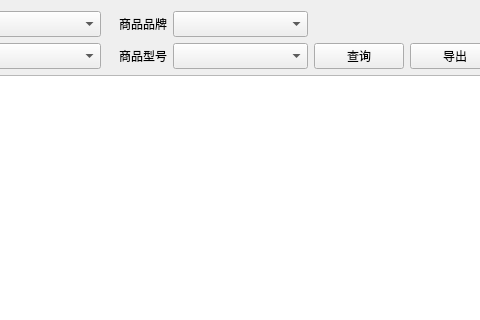
The window that View/stock/ui/ui_stock_search.ui (zgj0607/Py-store) describes before a commit, drawn with Qt 5; both pictures show x 318 to 798 and y 0 to 320 of the 953 by 603 pixel window.
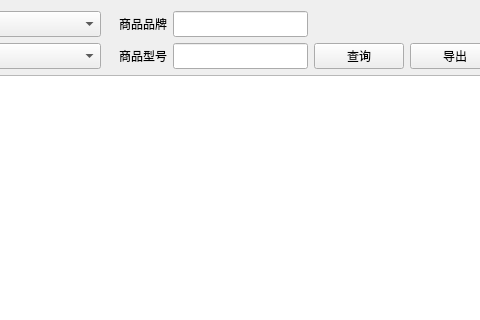
The same window after the commit.

The edit to the form file:
```diff
--- a/View/stock/ui/ui_stock_search.ui
+++ b/View/stock/ui/ui_stock_search.ui
@@ -120,11 +120,11 @@
         </widget>
        </item>
        <item>
-        <widget class="QComboBox" name="brand_combo">
+        <widget class="QLineEdit" name="brand">
          <property name="minimumSize">
           <size>
            <width>135</width>
-           <height>26</height>
+           <height>0</height>
           </size>
          </property>
          <property name="maximumSize">
@@ -254,11 +254,11 @@
         </widget>
        </item>
        <item>
-        <widget class="QComboBox" name="model_combo">
+        <widget class="QLineEdit" name="model">
          <property name="minimumSize">
           <size>
            <width>135</width>
-           <height>26</height>
+           <height>0</height>
           </size>
          </property>
          <property name="maximumSize">
```
Left out of the diff: 3 changed lines with no effect on the pictures.
